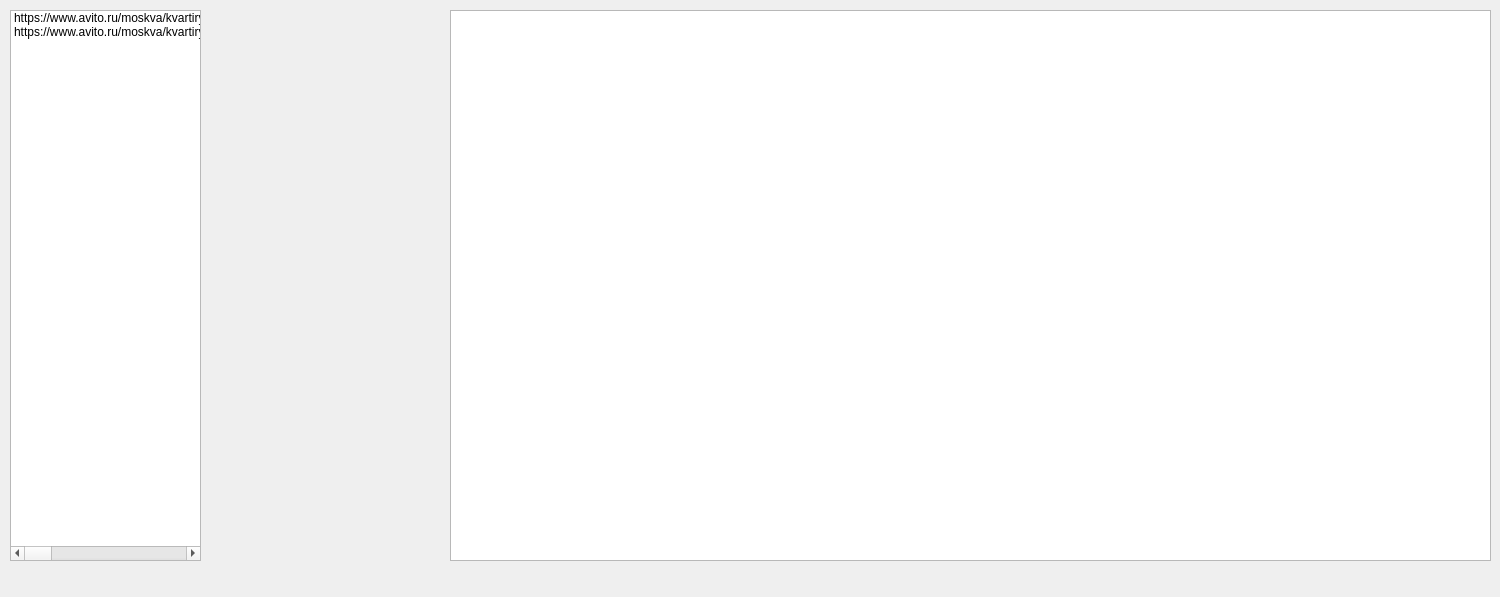
Old version of the form mainwindow.ui in the repository RomaDevelop/SeteParser.
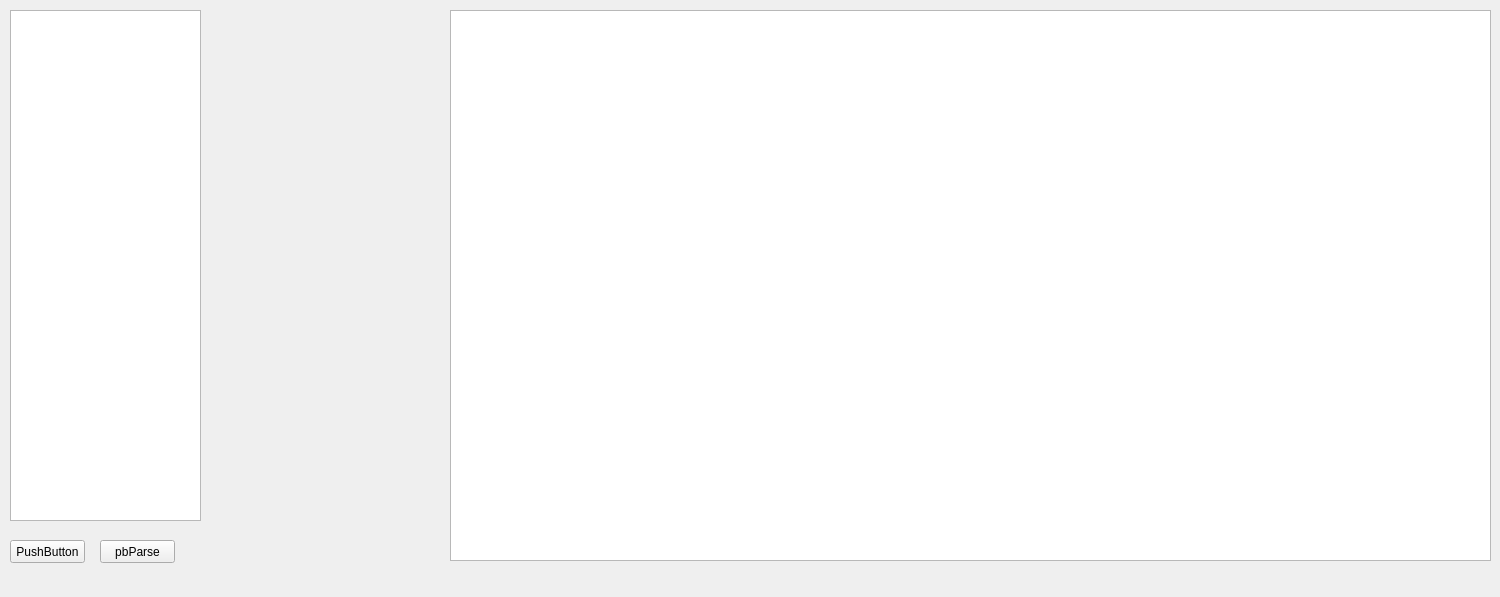
New version of the form.

Patch:
```diff
--- a/mainwindow.ui
+++ b/mainwindow.ui
@@ -20,19 +20,9 @@
       <x>10</x>
       <y>10</y>
       <width>191</width>
-      <height>551</height>
+      <height>511</height>
      </rect>
     </property>
-    <item>
-     <property name="text">
-      <string>https://www.avito.ru/moskva/kvartiry/sdam/na_dlitelnyy_srok/1-komnatnye-ASgBAgICA0SSA8gQ8AeQUswIjlk?f=ASgBAgECA0SSA8gQ8AeQUswIjlkCRegHFXsiZnJvbSI6MzMsInRvIjpudWxsfcaaDBV7ImZyb20iOjAsInRvIjo1MDAwMH0&amp;footWalkingMetro=5&amp;s=104</string>
-     </property>
-    </item>
-    <item>
-     <property name="text">
-      <string>https://www.avito.ru/moskva/kvartiry/sdam/na_dlitelnyy_srok/1-komnatnye-ASgBAgICA0SSA8gQ8AeQUswIjlk?f=ASgBAgECA0SSA8gQ8AeQUswIjlkCRegHFXsiZnJvbSI6MzMsInRvIjpudWxsfcaaDBV7ImZyb20iOjAsInRvIjo1MDAwMH0&amp;footWalkingMetro=5&amp;p=2&amp;s=104</string>
-     </property>
-    </item>
    </widget>
    <widget class="QPlainTextEdit" name="plainTextEdit">
     <property name="geometry">
@@ -58,6 +48,32 @@
     </property>
     <layout class="QVBoxLayout" name="verticalLayout"/>
    </widget>
+   <widget class="QPushButton" name="pushButton">
+    <property name="geometry">
+     <rect>
+      <x>10</x>
+      <y>540</y>
+      <width>75</width>
+      <height>23</height>
+     </rect>
+    </property>
+    <property name="text">
+     <string>PushButton</string>
+    </property>
+   </widget>
+   <widget class="QPushButton" name="pbParse">
+    <property name="geometry">
+     <rect>
+      <x>100</x>
+      <y>540</y>
+      <width>75</width>
+      <height>23</height>
+     </rect>
+    </property>
+    <property name="text">
+     <string>pbParse</string>
+    </property>
+   </widget>
   </widget>
   <widget class="QMenuBar" name="menubar">
    <property name="geometry">
```
Left out of the diff: 7 changed lines with no effect on the pictures.
